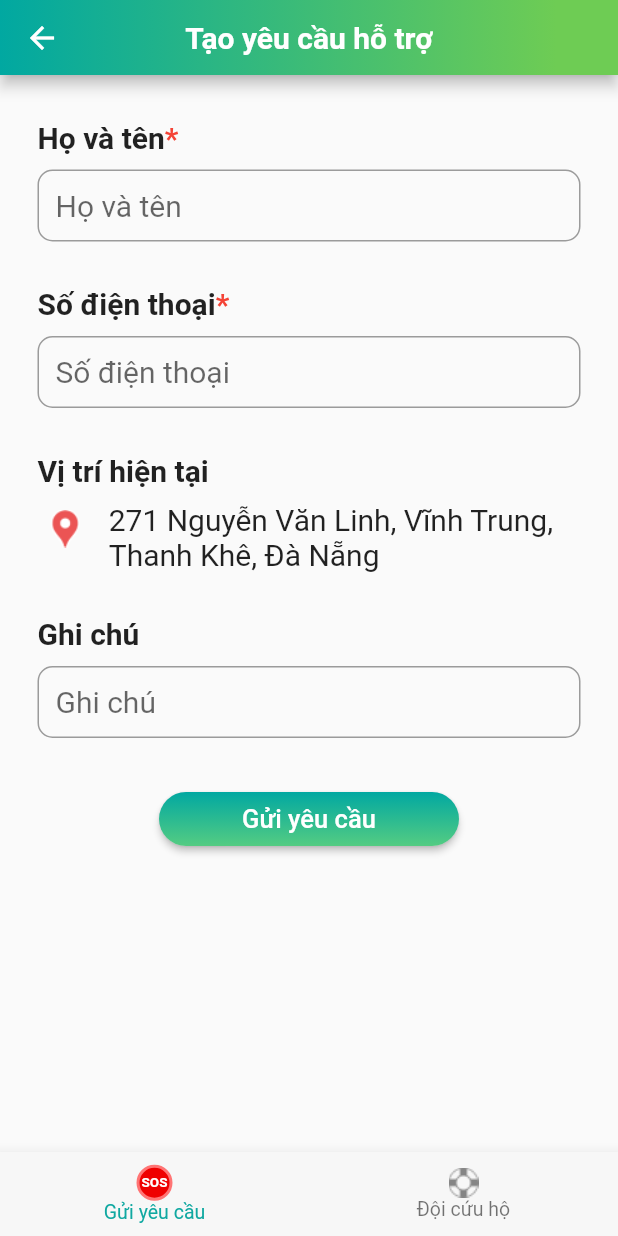
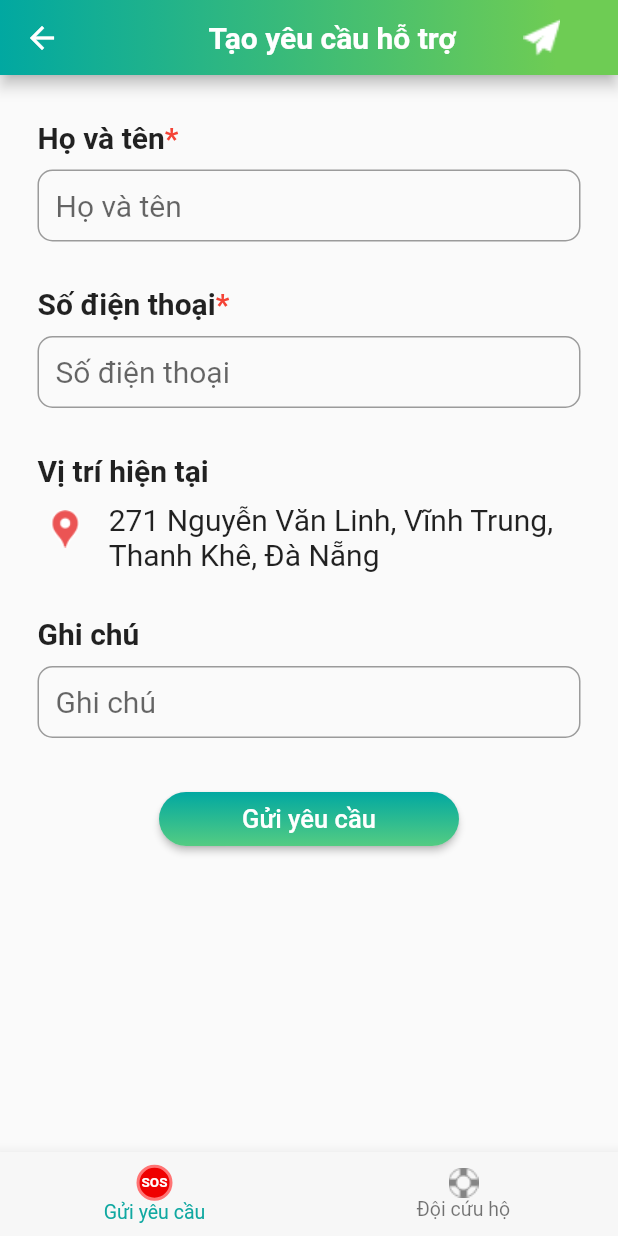
Before and after one commit to gympro159/citizens, a Flutter app: the SupportedRequireTab screen opened directly, on a phone screen of 412 x 824 dp. Run offline on Flutter 3.47's test engine with Material 2 defaults, Android fonts, the phone set to English and light mode, and no system bars; our stand-ins replace shimmer, webview_flutter.

Commit message:
26/11 6:20

```diff
--- a/lib/screens/supportedRequireScreens/supportedRequireTab.dart
+++ b/lib/screens/supportedRequireScreens/supportedRequireTab.dart
@@ -17,12 +17,21 @@ class _SupportedRequireTabState extends State<SupportedRequireTab> {
 
   final title = ['Tạo yêu cầu hỗ trợ', 'Đội cứu hộ địa phương'];
 
+  Widget handleIcon() {
+    return GestureDetector(
+        child: Image.asset('lib/assets/images/iconsCreateRequire/sent.png',
+            fit: BoxFit.fill, height: 25),
+        onTap: () {});
+  }
+
   @override
   Widget build(BuildContext context) {
     return Scaffold(
       resizeToAvoidBottomInset: false,
       resizeToAvoidBottomPadding: false,
-      appBar: GradientAppBar(title: title[_currentIndex]),
+      appBar: _currentIndex == 0
+          ? GradientAppBar(title: title[0], handleIcon: handleIcon())
+          : GradientAppBar(title: title[1]),
       body: screen[_currentIndex],
       bottomNavigationBar: BottomNavigationBar(
           currentIndex: _currentIndex,
--- a/pubspec.yaml
+++ b/pubspec.yaml
@@ -80,6 +80,7 @@ flutter:
     - lib/assets/images/iconsWarningInfo/icon_8.png
     - lib/assets/images/iconsWarningInfo/time.png
     - lib/assets/images/iconsCreateRequire/gpsHere.png
+    - lib/assets/images/iconsCreateRequire/sent.png
   # An image asset can refer to one or more resolution-specific "variants", see
   # https://flutter.dev/assets-and-images/#resolution-aware.
 
```
Also changed, not shown: lib/screens/digitalMapScreen/digitalMapScreen.dart (added, +18 -0 lines), lib/screens/homeScreen.dart (+8 -4 lines), lib/screens/publicCameraScreen/publicCameraScreen.dart (added, +18 -0 lines), lib/screens/reactPhenomena/reactPhenomenaScreen.dart (added, +18 -0 lines), lib/screens/verifyNews/verifyNewsScreen.dart (added, +18 -0 lines), lib/assets/images/iconsCreateRequire/sent.png (added).
